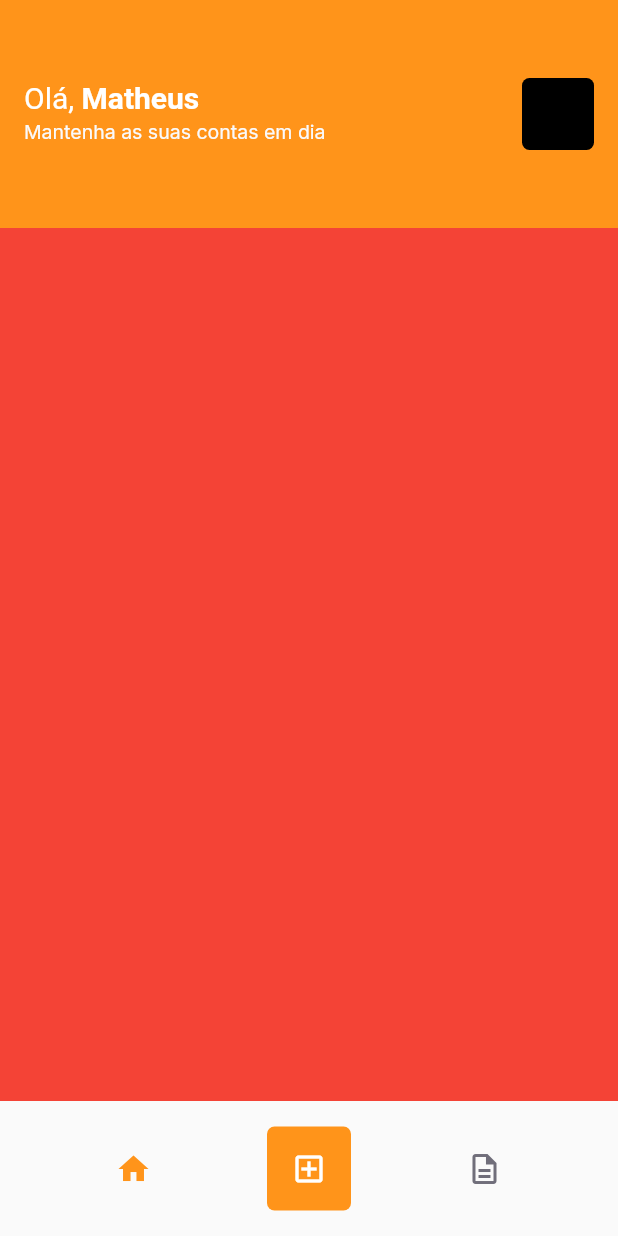
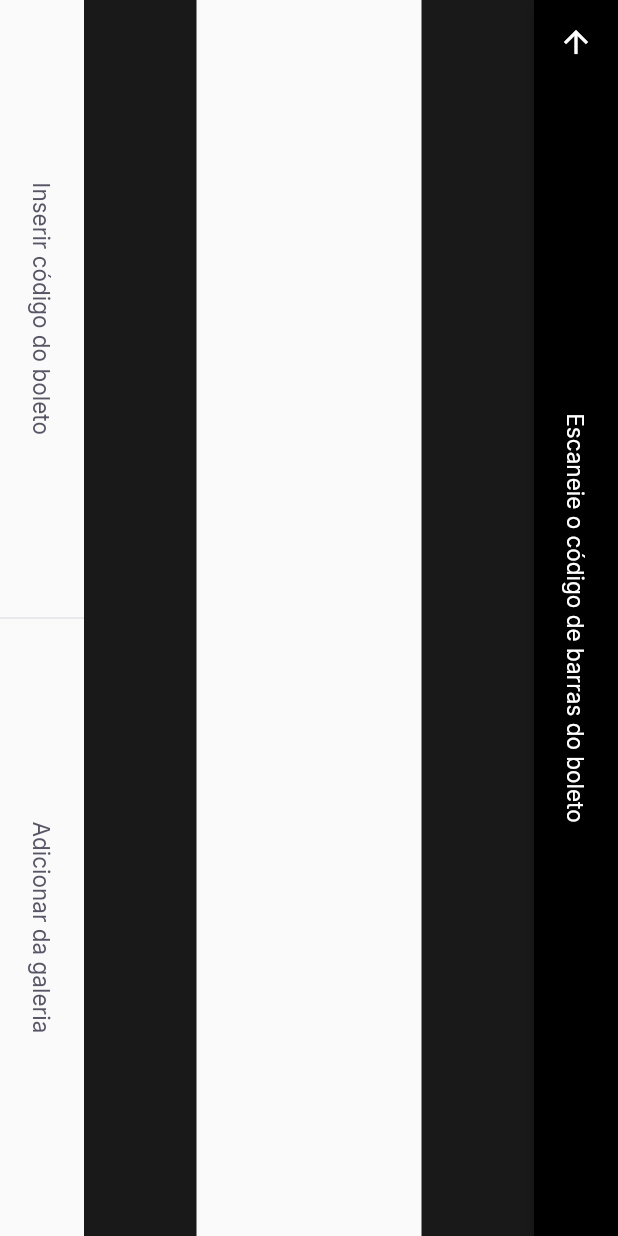
Before and after one commit to mattatito/payflow, a Flutter app: the HomePage screen opened by its route, after a tap on the "add box" icon, on a phone screen of 412 x 824 dp. Run offline on Flutter 3.47's test engine with Material 2 defaults, Android fonts, the phone set to English and light mode, and no system bars; our stand-ins replace firebase_core, google_fonts, google_sign_in, shared_preferences; accounts and stored records are empty.

Commit message:
finalizando layout da tela de scan

```diff
--- a/lib/app_widget.dart
+++ b/lib/app_widget.dart
@@ -1,4 +1,5 @@
 import 'package:flutter/material.dart';
+import 'package:payflow/modules/barcode_scanner/barcode_scanner_page.dart';
 import 'package:payflow/modules/login/login_page.dart';
 import 'package:payflow/modules/splash/splash_page.dart';
 
@@ -11,12 +12,16 @@ class AppWidget extends StatelessWidget {
   Widget build(BuildContext context) {
     return MaterialApp(
       title: 'Pay Flow',
-      theme: ThemeData(primaryColor: AppColors.primary),
+      theme: ThemeData(
+        primarySwatch: Colors.orange,
+        primaryColor: AppColors.primary,
+      ),
       initialRoute: Routes.splash,
       routes: {
         Routes.splash: (context) => SplashPage(),
         Routes.home: (context) => HomePage(),
-        Routes.login: (context) => LoginPage()
+        Routes.login: (context) => LoginPage(),
+        Routes.barcode_scanner: (context) => BarcodeScannerPage()
       },
     );
   }
--- /dev/null
+++ b/lib/modules/barcode_scanner/barcode_scanner_page.dart
@@ -0,0 +1,61 @@
+import 'package:flutter/material.dart';
+import 'package:payflow/shared/themes/app_colors.dart';
+import 'package:payflow/shared/themes/app_text_styles.dart';
+import 'package:payflow/shared/widgets/set_label_buttons/set_label_buttons.dart';
+
+class BarcodeScannerPage extends StatefulWidget {
+  const BarcodeScannerPage({Key? key}) : super(key: key);
+
+  @override
+  _BarcodeScannerPageState createState() => _BarcodeScannerPageState();
+}
+
+class _BarcodeScannerPageState extends State<BarcodeScannerPage> {
+  @override
+  Widget build(BuildContext context) {
+    return SafeArea(
+      child: RotatedBox(
+        quarterTurns: 1,
+        child: Scaffold(
+          appBar: AppBar(
+            centerTitle: true,
+            backgroundColor: Colors.black,
+            title: Text(
+              "Escaneie o código de barras do boleto",
+              style: AppTextStyles.buttonBackground,
+            ),
+            leading: BackButton(
+              color: AppColors.background,
+            ),
+          ),
+          body: Column(
+            children: [
+              Expanded(
+                child: Container(
+                  color: Colors.black.withOpacity(0.9),
+                ),
+              ),
+              Expanded(
+                flex: 2,
+                child: Container(
+                  color: Colors.transparent,
+                ),
+              ),
+              Expanded(
+                child: Container(
+                  color: Colors.black.withOpacity(0.9),
+                ),
+              ),
+            ],
+          ),
+          bottomNavigationBar: SetLabelButtons(
+            primaryLabel: "Inserir código do boleto",
+            primaryOnPressed: () {},
+            secundaryLabel: "Adicionar da galeria",
+            secundaryOnPressed: () {},
+          ),
+        ),
+      ),
+    );
+  }
+}
--- a/lib/modules/home/home_page.dart
+++ b/lib/modules/home/home_page.dart
@@ -1,5 +1,6 @@
 import 'package:flutter/material.dart';
 import 'package:payflow/modules/home/home_controller.dart';
+import 'package:payflow/shared/constants/routes.dart';
 import 'package:payflow/shared/themes/app_colors.dart';
 import 'package:payflow/shared/themes/app_text_styles.dart';
 
@@ -74,7 +75,7 @@ class _HomePageState extends State<HomePage> {
             ),
             GestureDetector(
               onTap: () {
-                print("Clicou");
+                Navigator.pushNamed(context, Routes.barcode_scanner);
               },
               child: Container(
                 width: 56,
--- a/lib/shared/constants/routes.dart
+++ b/lib/shared/constants/routes.dart
@@ -2,4 +2,5 @@ class Routes {
   static final login = "/login";
   static final home = "/home";
   static final splash = "/splash";
+  static final barcode_scanner = "/barcode_scanner";
 }
--- /dev/null
+++ b/lib/shared/widgets/divider_vertical/divider_vertical_widget.dart
@@ -0,0 +1,15 @@
+import 'package:flutter/material.dart';
+import 'package:payflow/shared/themes/app_colors.dart';
+
+class DividerVerticalWidget extends StatelessWidget {
+  const DividerVerticalWidget({Key? key}) : super(key: key);
+
+  @override
+  Widget build(BuildContext context) {
+    return Container(
+      width: 1,
+      height: double.maxFinite,
+      color: AppColors.stroke,
+    );
+  }
+}
--- /dev/null
+++ b/lib/shared/widgets/label_button/label_button.dart
@@ -0,0 +1,24 @@
+import 'package:flutter/material.dart';
+import 'package:payflow/shared/themes/app_text_styles.dart';
+
+class LabelButton extends StatelessWidget {
+  final String label;
+  final VoidCallback onPressed;
+
+  const LabelButton({Key? key, required this.label, required this.onPressed})
+      : super(key: key);
+
+  @override
+  Widget build(BuildContext context) {
+    return Container(
+      height: 56,
+      child: TextButton(
+        onPressed: onPressed,
+        child: Text(
+          label,
+          style: AppTextStyles.buttonHeading,
+        ),
+      ),
+    );
+  }
+}
--- /dev/null
+++ b/lib/shared/widgets/set_label_buttons/set_label_buttons.dart
@@ -0,0 +1,42 @@
+import 'package:flutter/material.dart';
+import 'package:payflow/shared/widgets/divider_vertical/divider_vertical_widget.dart';
+import 'package:payflow/shared/widgets/label_button/label_button.dart';
+
+class SetLabelButtons extends StatelessWidget {
+  final String primaryLabel;
+  final VoidCallback primaryOnPressed;
+  final String secundaryLabel;
+  final VoidCallback secundaryOnPressed;
+
+  const SetLabelButtons({
+    Key? key,
+    required this.primaryLabel,
+    required this.primaryOnPressed,
+    required this.secundaryLabel,
+    required this.secundaryOnPressed,
+  }) : super(key: key);
+
+  @override
+  Widget build(BuildContext context) {
+    return Container(
+      height: 56,
+      child: Row(
+        children: [
+          Expanded(
+            child: LabelButton(
+              label: primaryLabel,
+              onPressed: primaryOnPressed,
+            ),
+          ),
+          DividerVerticalWidget(),
+          Expanded(
+            child: LabelButton(
+              label: secundaryLabel,
+              onPressed: secundaryOnPressed,
+            ),
+          ),
+        ],
+      ),
+    );
+  }
+}
```
